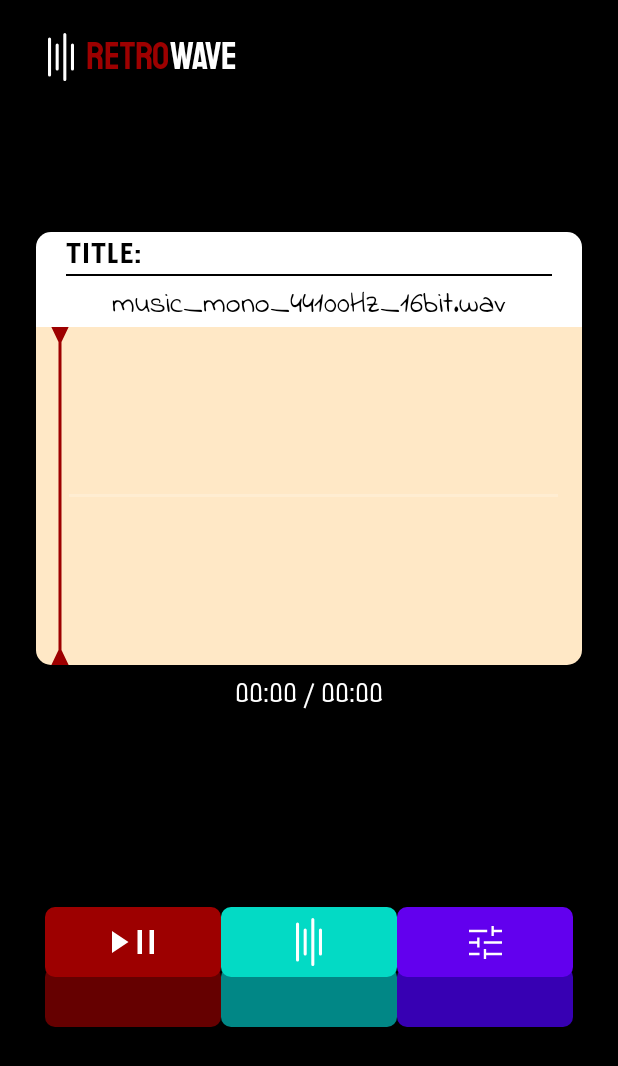
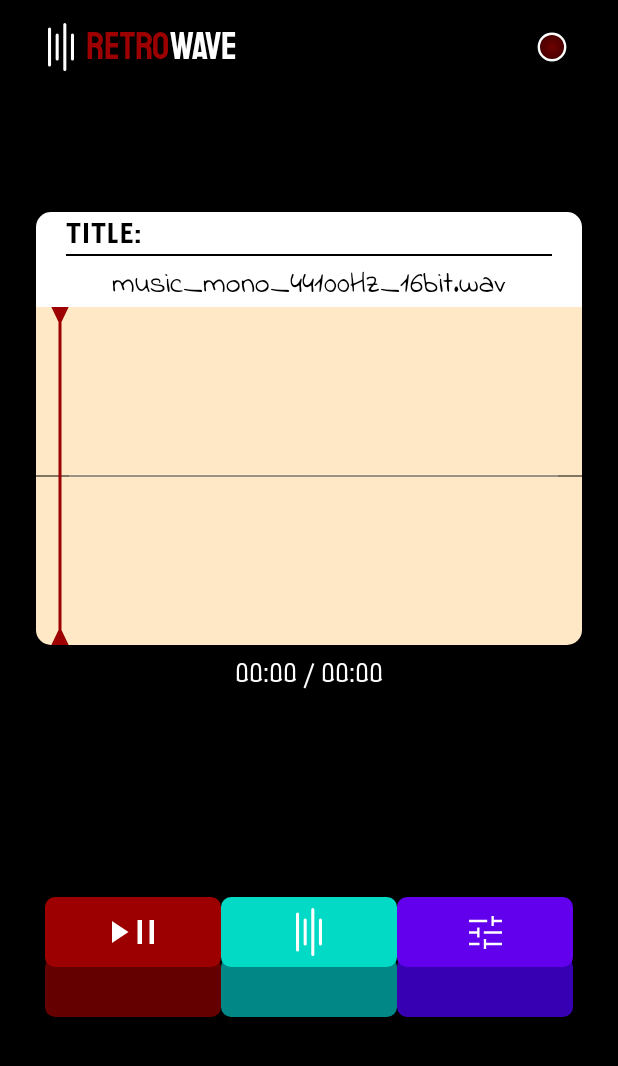
Before and after one commit to louisemalvin/Retrowave, an Android app: the layout activity_main.xml on its own in the app's theme, with its tools: preview values and no code run, on a phone screen of 412 x 824 dp. Shown: the top 1066 px of the screen. Run offline under Robolectric (Android 15) with nearby library versions, the light colour scheme and no system bars.

Commit message:
refactor: Cleanup custom view
- All custom view now extends CustomView class
- Cleaned up view methods to ease reading

```diff
--- a/app/src/main/java/com/paradoxcat/waveviewer/util/TimeConverter.kt
+++ b/app/src/main/java/com/paradoxcat/waveviewer/util/TimeConverter.kt
@@ -18,7 +18,7 @@ object TimeConverter {
      * @param currentMilliseconds current timestamp of the audio file
      * @param totalMilliseconds total duration of the audio file
      */
-    fun millisecondsToProgress(currentMilliseconds: Long, totalMilliseconds: Int): Int {
+    fun millisecondsToProgress(currentMilliseconds: Long, totalMilliseconds: Long): Int {
         return (currentMilliseconds * MAX_PROGRESS_VALUE / totalMilliseconds).toInt()
     }
 
--- /dev/null
+++ b/app/src/main/java/com/paradoxcat/waveviewer/view/CustomView.kt
@@ -0,0 +1,37 @@
+package com.paradoxcat.waveviewer.view
+
+import android.animation.ObjectAnimator
+import android.content.Context
+import android.util.AttributeSet
+import android.view.View
+
+abstract class CustomView(context: Context, attrs: AttributeSet?) : View(context, attrs) {
+    override fun onSizeChanged(w: Int, h: Int, oldw: Int, oldh: Int) {
+        super.onSizeChanged(w, h, oldw, oldh)
+        render()
+    }
+
+    fun getAnimator(vararg values: Float): ObjectAnimator {
+        // unpack varargs with * to array of values
+        return ObjectAnimator.ofFloat(
+            this,
+            "animation",
+            *values
+        )
+    }
+
+    /**
+     * Render the view.
+     *
+     * Re-calculates all the necessary values required for drawing.
+     * Call this method when any of the view's properties has changed.
+     */
+    abstract fun render()
+
+    /**
+     * Sets certain properties of the view to animate.
+     *
+     * Function to be called by ObjectAnimator on animation.start().
+     */
+    abstract fun setAnimation(animationValue : Float)
+}
--- a/app/src/main/java/com/paradoxcat/waveviewer/view/LayeredButton.kt
+++ b/app/src/main/java/com/paradoxcat/waveviewer/view/LayeredButton.kt
@@ -1,6 +1,5 @@
 package com.paradoxcat.waveviewer.view
 
-import android.animation.ObjectAnimator
 import android.content.Context
 import android.graphics.Canvas
 import android.graphics.Color
@@ -11,7 +10,6 @@ import android.graphics.RectF
 import android.graphics.drawable.Drawable
 import android.util.AttributeSet
 import android.util.Log
-import android.view.View
 import android.view.animation.AccelerateDecelerateInterpolator
 import android.view.animation.AccelerateInterpolator
 import com.paradoxcat.waveviewer.R
@@ -23,7 +21,7 @@ import kotlin.math.ceil
  * Additional customization is done through XML attributes.
  * See the XML resource file for more details.
  */
-class LayeredButton(context: Context, attrs: AttributeSet?) : View(context, attrs) {
+class LayeredButton(context: Context, attrs: AttributeSet?) : CustomView(context, attrs) {
 
     companion object {
         const val TAG = "LayeredButton"
@@ -92,23 +90,6 @@ class LayeredButton(context: Context, attrs: AttributeSet?) : View(context, attr
         typedArray.recycle()
     }
 
-    /**
-     * Initialize draw size after height and width are known.
-     */
-    override fun onSizeChanged(width: Int, height: Int, oldWidth: Int, oldHeight: Int) {
-        super.onSizeChanged(width, height, oldWidth, oldHeight)
-        // initialize how the buttons should look like
-        topRect = RectF(0f, 0f, width.toFloat(), height.toFloat() - currentHeight)
-        bottomRect = RectF(
-            0f,
-            height.toFloat() - maxHeight - cornerRadius,
-            width.toFloat(),
-            height.toFloat()
-        )
-        // adjust icon bounds to the center of the top layer
-        icon?.bounds = createIconBounds(topRect, icon!!)
-    }
-
     override fun onDraw(canvas: Canvas?) {
         if (!this::topRect.isInitialized) {
             return
@@ -129,27 +110,43 @@ class LayeredButton(context: Context, attrs: AttributeSet?) : View(context, attr
         icon?.draw(canvas ?: return)
     }
 
-    /**
-     * Move top layer and icon according to height difference.
-     */
-    private fun setHeightDifference(heightDifference: Float) {
-        var newHeight = heightDifference
+    override fun render() {
+        // pre-condition check
+        if (width==0 || height==0) {
+            return
+        }
+        // initialize how the buttons should look like
+        topRect = RectF(0f, 0f, width.toFloat(), height.toFloat() - currentHeight)
+        bottomRect = RectF(
+            0f,
+            height.toFloat() - maxHeight - cornerRadius,
+            width.toFloat(),
+            height.toFloat()
+        )
+        // adjust icon bounds to the center of the top layer
+        icon?.bounds = createIconBounds(topRect, icon!!)
+        invalidate()
+    }
+
+    @Suppress("unused")
+    override fun setAnimation(animationValue: Float) {
+        var newHeight = animationValue
         // pre-condition checks
         // button could not be pushed lower than bottom layer
-        if (heightDifference < 0) {
+        if (animationValue < 0) {
             Log.e(TAG, "Set height < 0.")
             throw IllegalArgumentException("Height < 0")
         }
         // button can only be pushed up to the default value
-        if (heightDifference > maxHeight) {
+        if (animationValue > maxHeight) {
             Log.w(TAG, "Set height > maximum allowed.")
             newHeight = currentMaxHeight
         }
         // return if height is the same
-//        if (newHeight == this.currentHeight) {
-//            Log.i(TAG, "Set height is the same as current. Skipping.")
-//            return
-//        }
+        if (newHeight==this.currentHeight) {
+            Log.i(TAG, "Set height is the same as current. Skipping.")
+            return
+        }
 
         // adjust top layer and icon to the new value
         topRect = RectF(
@@ -160,7 +157,6 @@ class LayeredButton(context: Context, attrs: AttributeSet?) : View(context, attr
         )
         icon?.bounds = createIconBounds(topRect, icon!!)
         this.currentHeight = newHeight
-        // refresh the view (calls onDraw())
         invalidate()
     }
 
@@ -176,23 +172,14 @@ class LayeredButton(context: Context, attrs: AttributeSet?) : View(context, attr
         return Rect(iconLeft, iconTop, iconRight, iconBottom)
     }
 
-    private fun getAnimator(vararg values: Float): ObjectAnimator {
-        // unpack varargs with * to array of values
-        return ObjectAnimator.ofFloat(
-            this,
-            "heightDifference",
-            *values
-        )
-    }
-
-    fun vibrate(heightDifference: Float) {
+    fun setData(heightDifference: Float) {
         val animator = getAnimator(currentHeight, heightDifference, currentMaxHeight)
         animator.duration = 500
         animator.interpolator = AccelerateDecelerateInterpolator()
         animator.start()
     }
 
-    fun togglePush(lock: Boolean) {
+    fun setData(lock: Boolean) {
         if (isLocked) {
             return
         }
@@ -207,7 +194,7 @@ class LayeredButton(context: Context, attrs: AttributeSet?) : View(context, attr
         animator.start()
     }
 
-    fun toggleRelease() {
+    fun setData() {
         // unlock the button
         if (isLocked) {
             isLocked = false
--- a/app/src/main/java/com/paradoxcat/waveviewer/view/PlaybackIndicator.kt
+++ b/app/src/main/java/com/paradoxcat/waveviewer/view/PlaybackIndicator.kt
@@ -8,23 +8,33 @@ import android.graphics.Paint
 import android.graphics.RadialGradient
 import android.graphics.Shader
 import android.util.AttributeSet
-import android.view.View
 
-class PlaybackIndicator(context: Context, attrs: AttributeSet) : View(context, attrs) {
+class PlaybackIndicator(context: Context, attrs: AttributeSet) : CustomView(context, attrs) {
 
     companion object {
         const val TAG = "PlaybackIndicator"
-        const val LEFT_RIGHT_PADDING = 10.0f
-        const val BORDER_WIDTH = 10.0f
+        const val PADDING = 10.0f
+        const val BORDER_WIDTH_SCALE = 0.4f
+        const val BLOOM_WIDTH_SCALE = 0.4f
+        const val DEFAULT_INNER_COLOR_ON_FIRST = "#FF0000"
+        const val DEFAULT_INNER_COLOR_ON_SECOND = "#9e0000"
+        const val DEFAULT_INNER_COLOR_OFF_FIRST = "#6e0101"
+        const val DEFAULT_INNER_COLOR_OFF_SECOND = "#4a0000"
     }
 
-    private var isPlaying = false
-    private val innerColorOn: Int = Color.parseColor("#FF0000")
-    private val innerColorOff: Int = Color.parseColor("#650000")
+    private val innerColorOnFirst: Int = Color.parseColor(DEFAULT_INNER_COLOR_ON_FIRST)
+    private val innerColorOnSecond: Int = Color.parseColor(DEFAULT_INNER_COLOR_ON_SECOND)
+    private val innerColorOffFirst: Int = Color.parseColor(DEFAULT_INNER_COLOR_OFF_FIRST)
+    private val innerColorOffSecond: Int = Color.parseColor(DEFAULT_INNER_COLOR_OFF_SECOND)
     private val innerPaintOff = Paint()
     private val innerPaintOn = Paint()
     private val borderPaint = Paint()
     private val bloomPaint = Paint()
+
+    private var isPlaying = false
+    private var center = 0f
+    private var circleRadius = 0f
+    private var bloomRadius = 0f
 
     init {
         initInnerPaint()
@@ -33,19 +43,17 @@ class PlaybackIndicator(context: Context, attrs: AttributeSet) : View(context, a
     }
 
     private fun initInnerPaint() {
-        innerPaintOff.color = innerColorOff
+        innerPaintOn.color = innerColorOnFirst
+        innerPaintOff.color = innerColorOffFirst
     }
 
     private fun initBloomPaint() {
         bloomPaint.isAntiAlias = true
         bloomPaint.color = Color.RED
-        val blurMask = BlurMaskFilter(25f, BlurMaskFilter.Blur.NORMAL)
-        bloomPaint.maskFilter = blurMask
     }
 
     private fun initBorderPaint() {
         borderPaint.style = Paint.Style.STROKE
-        borderPaint.strokeWidth = 10f
         borderPaint.isAntiAlias = true
         borderPaint.color = Color.WHITE
     }
@@ -54,7 +62,6 @@ class PlaybackIndicator(context: Context, attrs: AttributeSet) : View(context, a
     // override onMeasure to make the view square
     override fun onMeasure(widthMeasureSpec: Int, heightMeasureSpec: Int) {
         super.onMeasure(widthMeasureSpec, heightMeasureSpec)
-
         setMeasuredDimension(widthMeasureSpec, widthMeasureSpec)
 
     }
@@ -62,18 +69,44 @@ class PlaybackIndicator(context: Context, attrs: AttributeSet) : View(context, a
     // override onDraw to light indicator depending on audio playback state
     override fun onDraw(canvas: Canvas) {
         super.onDraw(canvas)
-        val center = width / 2f
-        val radius = center - 50f
         if (isPlaying) {
-            canvas.drawCircle(center, center, radius, bloomPaint)
-            canvas.drawCircle(center, center, radius-10f, borderPaint)
-            canvas.drawCircle(center, center, radius-10f, innerPaintOn)
+            canvas.drawCircle(center, center, bloomRadius, bloomPaint)
+            canvas.drawCircle(center, center, circleRadius, borderPaint)
+            canvas.drawCircle(center, center, circleRadius, innerPaintOn)
         } else {
-            canvas.drawCircle(center, center, radius-10f, borderPaint)
-            canvas.drawCircle(center, center, radius-10f, innerPaintOff)
+            canvas.drawCircle(center, center, circleRadius, borderPaint)
+            canvas.drawCircle(center, center, circleRadius, innerPaintOff)
         }
+    }
 
+    override fun render() {
+        // pre-condition check
+        if (width==0 || height==0) {
+            return
+        }
+        center = width / 2f
+        bloomRadius = center - PADDING
+        circleRadius = bloomRadius - (BLOOM_WIDTH_SCALE * bloomRadius)
+        borderPaint.strokeWidth = BORDER_WIDTH_SCALE * circleRadius
+        val blurMask = BlurMaskFilter(BLOOM_WIDTH_SCALE * bloomRadius, BlurMaskFilter.Blur.NORMAL)
+        val gradientOff = RadialGradient(
+            center, center, circleRadius,
+            innerColorOffFirst, innerColorOffSecond,
+            Shader.TileMode.CLAMP
+        )
+        val gradientOn = RadialGradient(
+            center, center, circleRadius,
+            innerColorOnFirst, innerColorOnSecond,
+            Shader.TileMode.CLAMP
+        )
+        bloomPaint.maskFilter = blurMask
+        innerPaintOn.shader = gradientOn
+        innerPaintOff.shader = gradientOff
+        invalidate()
+    }
 
+    override fun setAnimation(animationValue: Float) {
+        // nothing to animate currently
     }
 
     /**
@@ -82,16 +115,6 @@ class PlaybackIndicator(context: Context, attrs: AttributeSet) : View(context, a
      */
     fun setData(isPlaying: Boolean) {
         this.isPlaying = isPlaying
-        // Initialize gradient color for on state
-        val center = width / 2f
-        val radius = center - 50f
-        if (radius <= 0) return
-        val gradient = RadialGradient(
-            center, center, radius,
-            innerColorOn, innerColorOff,
-            Shader.TileMode.CLAMP
-        )
-        innerPaintOn.shader = gradient
-        invalidate()
+        render()
     }
 }
--- a/app/src/main/java/com/paradoxcat/waveviewer/view/WaveformSlideBar.kt
+++ b/app/src/main/java/com/paradoxcat/waveviewer/view/WaveformSlideBar.kt
@@ -1,13 +1,12 @@
 package com.paradoxcat.waveviewer.view
 
-import android.animation.ValueAnimator
+import android.animation.ObjectAnimator
 import android.content.Context
 import android.graphics.Canvas
 import android.graphics.Color
 import android.graphics.Paint
 import android.graphics.Path
 import android.util.AttributeSet
-import android.view.View
 import android.view.animation.AccelerateDecelerateInterpolator
 import com.paradoxcat.waveviewer.model.Point
 import kotlin.math.floor
@@ -18,15 +17,17 @@ import kotlin.math.pow
  * All functionality assumes that provided data has only 1 channel, 44100 Hz sample rate, 16-bits per sample, and is
  * already without WAV header.
  */
-class WaveformSlideBar(context: Context, attrs: AttributeSet) : View(context, attrs) {
+class WaveformSlideBar(context: Context, attrs: AttributeSet) : CustomView(context, attrs) {
 
     companion object {
-
-        const val LEFT_RIGHT_PADDING = 45.0f
-        const val TOP_BOTTOM_PADDING = 50.0f
+        const val TAG = "WaveformSlideBar"
+        private const val LEFT_RIGHT_PADDING = 45.0f
+        private const val TOP_BOTTOM_PADDING = 50.0f
         const val LINE_WIDTH = 1.0f
-        const val DEFAULT_STEP_COUNT = 800
+        const val DEFAULT_STEP_COUNT = 1000
         const val ANIMATION_DURATION = 2000L
+        const val ANIMATION_START_PERCENTAGE = 0.0f
+        const val ANIMATION_END_PERCENTAGE = 1.0f
         val MAX_VALUE = 2.0f.pow(16.0f) - 1 // max 16-bit value
         private val INV_MAX_VALUE = 2.0f / MAX_VALUE // multiply with this to get % of max value
 
@@ -87,7 +88,6 @@ class WaveformSlideBar(context: Context, attrs: AttributeSet) : View(context, at
                 val controlX1 = (prevX + x) / 2
                 val controlY1 = (prevY + y) / 2
                 result.quadTo(controlX1, controlY1, x, y)
-//                result.addCircle(x, y, 4.0f, Path.Direction.CW)
                 prevX = x
                 prevY = y
             }
@@ -98,32 +98,30 @@ class WaveformSlideBar(context: Context, attrs: AttributeSet) : View(context, at
     }
 
     private lateinit var waveform: Path
+    private lateinit var rawData: IntArray
+    private lateinit var points: Array<Point>
+    private lateinit var animator: ObjectAnimator
 
     private val linePaint = Paint()
-    private val animator: ValueAnimator
+
     private var indexOfDrawnPoints: Int = 0
 
     init {
-        linePaint.color = Color.rgb(0, 0, 0)
+        initLinePaint()
+        initAnimator()
+    }
+
+    private fun initLinePaint() {
+        linePaint.color = Color.BLACK
         linePaint.strokeWidth = LINE_WIDTH
         linePaint.style = Paint.Style.STROKE
         linePaint.strokeCap = Paint.Cap.ROUND
-        // initialize animator
-        animator = ValueAnimator.ofFloat(0.0f, 1.0f)
+    }
+
+    private fun initAnimator() {
+        animator = getAnimator( ANIMATION_START_PERCENTAGE, ANIMATION_END_PERCENTAGE)
         animator.interpolator = AccelerateDecelerateInterpolator()
         animator.duration = ANIMATION_DURATION
-    }
-
-    /**
-     * Render part of the waveform samples to the view.
-     * @param points -- array of samples to be drawn
-     * @param phase -- current animation phase, from 0.0 to 1.0
-     */
-    private fun render(points: Array<Point>, phase: Float) {
-        val nextDrawIndex: Int = floor(points.size * phase).toInt() - 1
-        waveform.addPath(getPathChunk(points, indexOfDrawnPoints, nextDrawIndex))
-        indexOfDrawnPoints = nextDrawIndex
-        invalidate()
     }
 
     override fun onDraw(canvas: Canvas?) {
@@ -133,25 +131,34 @@ class WaveformSlideBar(context: Context, attrs: AttributeSet) : View(context, at
         }
     }
 
+    override fun render() {
+        // pre-condition check
+        if (width==0 || height==0) {
+            return
+        }
+        waveform = Path()
+        waveform.moveTo(0F, height / 2.0f)
+        waveform.lineTo(width.toFloat(), height / 2.0f)
+        points = calculatePoints(rawData, width, height, DEFAULT_STEP_COUNT)
+        indexOfDrawnPoints = 0
+        animator.start()
+    }
+
+    override fun setAnimation(animationValue: Float) {
+        val nextDrawIndex: Int = floor(points.size * animationValue).toInt() - 1
+        waveform.addPath(getPathChunk(points, indexOfDrawnPoints, nextDrawIndex))
+        indexOfDrawnPoints = nextDrawIndex
+        invalidate()
+    }
+
     /**
      * Set raw audio data and draw it.
      * @param buffer -- raw audio buffer must be 16-bit samples packed together (mono, 16-bit PCM). Sample rate does
      *                  not matter, since we are not rendering any time-related information yet.
      */
     fun setData(intArray: IntArray) {
-        val points = calculatePoints(intArray, width, height, DEFAULT_STEP_COUNT)
-        val initPath = Path()
-        initPath.moveTo(0F, height / 2.0f)
-        initPath.lineTo(width.toFloat(), height / 2.0f)
-        waveform = Path()
-        waveform.addPath(initPath)
-        indexOfDrawnPoints = 0
-        animator.apply {
-            addUpdateListener { animation ->
-                val phase = animation.animatedValue as Float
-                render(points, phase)
-            }
-        }
-        animator.start()
+        rawData = intArray
+        render()
+
     }
 }
--- a/app/src/main/java/com/paradoxcat/waveviewer/viewmodel/MainViewModel.kt
+++ b/app/src/main/java/com/paradoxcat/waveviewer/viewmodel/MainViewModel.kt
@@ -78,7 +78,7 @@ class MainViewModel @Inject constructor(
         if (_waveformData.value == null) return
 
         val waveformLength = _waveformData.value!!.size
-        val progress = TimeConverter.millisecondsToProgress(_timestamp.value!!, _duration.value!!.toInt())
+        val progress = TimeConverter.millisecondsToProgress(_timestamp.value!!, _duration.value!!)
          val index = (waveformLength.toFloat() * progress.toFloat() / TimeConverter.MAX_PROGRESS_VALUE).toInt() - 1
         if (index < 0) return
         _currentWaveformIndex.value = index
--- a/app/src/main/res/layout/activity_main.xml
+++ b/app/src/main/res/layout/activity_main.xml
@@ -58,8 +58,8 @@
 
         <com.paradoxcat.waveviewer.view.PlaybackIndicator
             android:id="@+id/playbackIndicatorView"
-            android:layout_width="60dp"
-            android:layout_height="60dp"
+            android:layout_width="40dp"
+            android:layout_height="40dp"
             app:layout_constraintBottom_toBottomOf="parent"
             app:layout_constraintEnd_toEndOf="parent"
             app:layout_constraintTop_toTopOf="parent" />
```
Also changed, not shown: app/src/main/java/com/paradoxcat/waveviewer/MainActivity.kt (+13 -20 lines).
